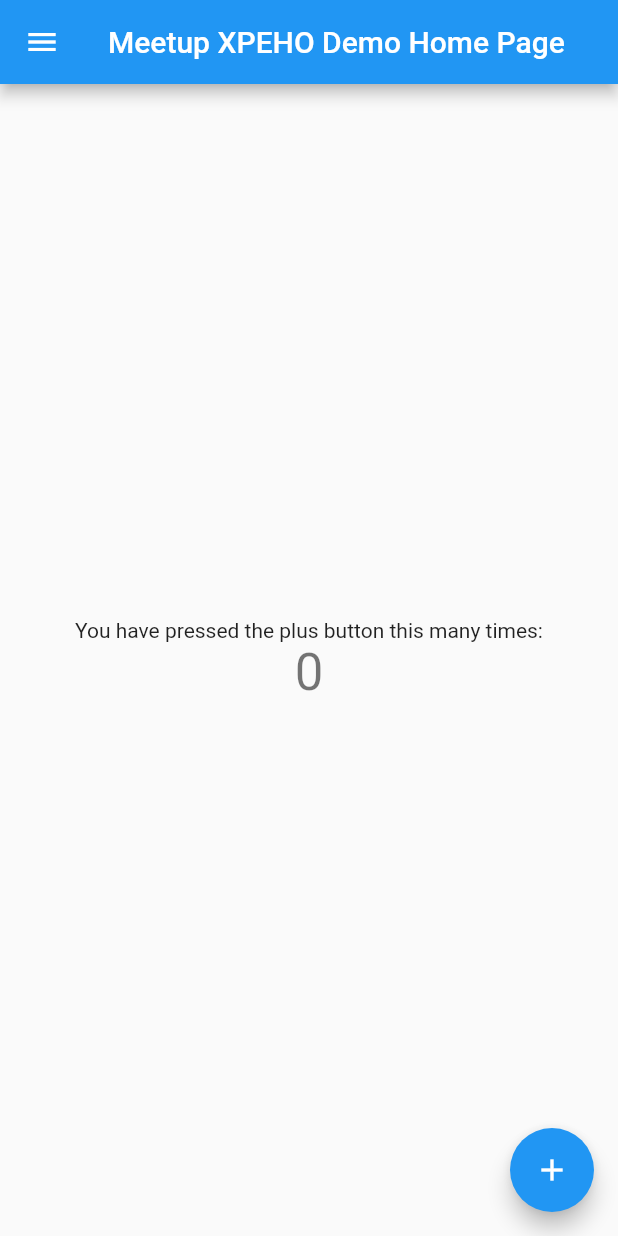
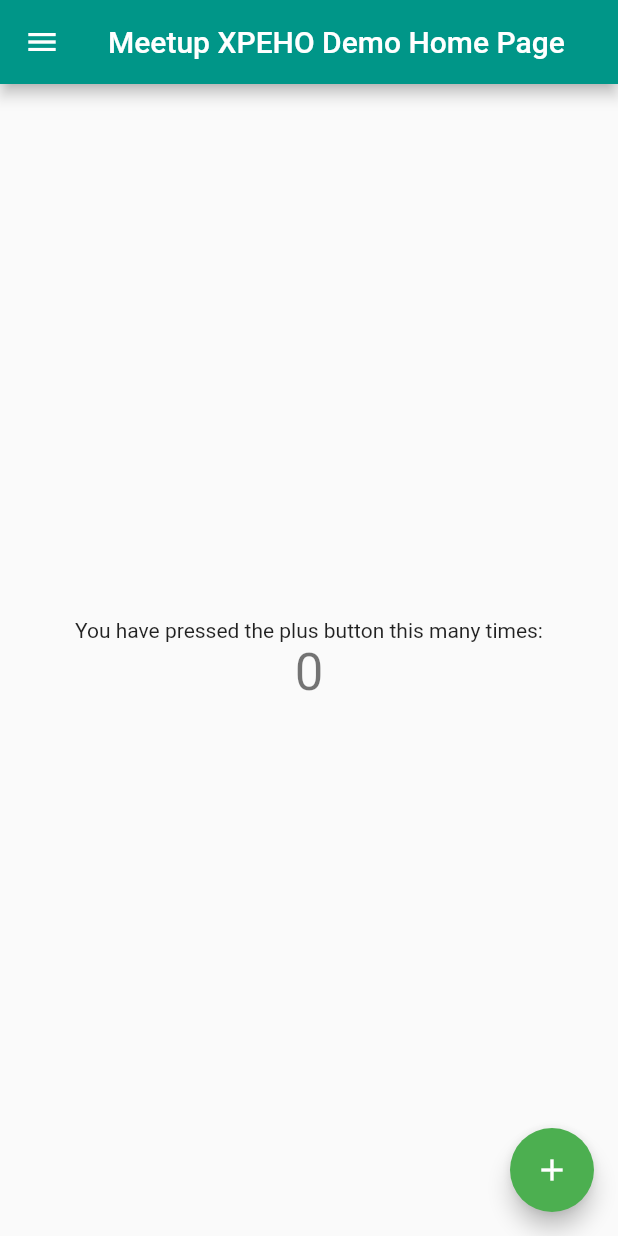
Before and after one commit to PiotrFLEURY/meetup_xpeho, a Flutter app: the screen it shows after launch, on a phone screen of 412 x 824 dp. Run offline on Flutter 3.47's test engine with Material 2 defaults, Android fonts, the phone set to English and light mode, and no system bars.

Commit message:
update app for demo

```diff
--- /dev/null
+++ b/lib/image_provider.dart
@@ -0,0 +1,9 @@
+import 'package:flutter/material.dart';
+
+Image logo() =>
+    Image.network("https://xpeho.fr/wp-content/uploads/2016/03/XPEHO_logo.png");
+
+Image banner() => Image.network(
+      "https://xpeho.fr/wp-content/uploads/2016/03/xpehobkg.png",
+      fit: BoxFit.cover,
+    );
--- a/lib/main.dart
+++ b/lib/main.dart
@@ -1,5 +1,6 @@
 import 'package:flutter/material.dart';
 import 'package:meetup_xpeho/edit_member.dart';
+import 'package:meetup_xpeho/image_provider.dart';
 import 'package:meetup_xpeho/team.dart';
 
 void main() => runApp(MyApp());
@@ -10,8 +11,8 @@ class MyApp extends StatelessWidget {
     return MaterialApp(
       title: 'Flutter Demo',
       theme: ThemeData(
-        primarySwatch: Colors.blue,
-      ),
+          primarySwatch: Colors.green,
+          appBarTheme: AppBarTheme(color: Colors.teal)),
       initialRoute: '/',
       routes: {
         "/": (context) => MyHomePage(title: 'Meetup XPEHO Demo Home Page'),
@@ -45,13 +46,17 @@ class _MyHomePageState extends State<MyHomePage> {
     return Scaffold(
       drawer: Drawer(
         child: SafeArea(
-          child: Column(
+          child: ListView(
+            padding: EdgeInsets.zero,
             children: <Widget>[
-              Image.network(
-                  "https://xpeho.fr/wp-content/uploads/2016/03/XPEHO_logo.png"),
-              FlatButton(
-                child: Text("Team members"),
-                onPressed: () {
+              DrawerHeader(
+                child: Container(),
+                decoration:
+                    BoxDecoration(image: DecorationImage(image: logo().image)),
+              ),
+              ListTile(
+                title: Text("Team members"),
+                onTap: () {
                   Navigator.of(context).pop();
                   return Navigator.of(context).pushNamed('/team');
                 },
```
Also changed, not shown: lib/edit_member.dart (+54 -19 lines), lib/team.dart (+21 -20 lines), pubspec.lock.
